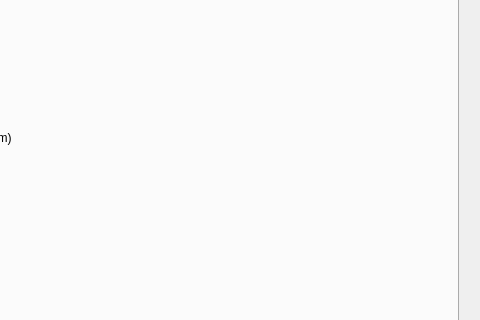
Qt form gui.ui (pdijksta/PassiveWFMeasurement) before a commit; both pictures show x 482 to 962 and y 386 to 706 of the 962 by 873 pixel window.
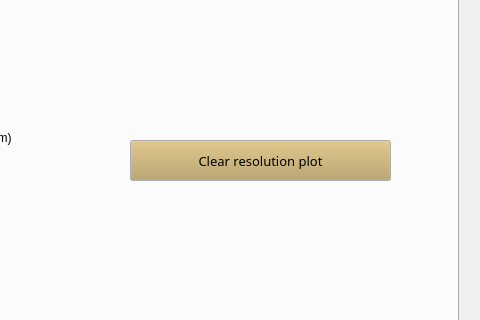
The same form after that commit. The open tabs and pages were chosen to show the change.

The edit to the form file:
```diff
--- a/gui.ui
+++ b/gui.ui
@@ -1940,6 +1940,62 @@
        <string>Select streaked images file</string>
       </property>
      </widget>
+     <widget class="QPushButton" name="ClearResolution">
+      <property name="geometry">
+       <rect>
+        <x>600</x>
+        <y>500</y>
+        <width>261</width>
+        <height>41</height>
+       </rect>
+      </property>
+      <property name="palette">
+       <palette>
+        <active>
+         <colorrole role="Button">
+          <brush brushstyle="SolidPattern">
+           <color alpha="255">
+            <red>183</red>
+            <green>157</green>
+            <blue>92</blue>
+           </color>
+          </brush>
+         </colorrole>
+        </active>
+        <inactive>
+         <colorrole role="Button">
+          <brush brushstyle="SolidPattern">
+           <color alpha="255">
+            <red>183</red>
+            <green>157</green>
+            <blue>92</blue>
+           </color>
+          </brush>
+         </colorrole>
+        </inactive>
+        <disabled>
+         <colorrole role="Button">
+          <brush brushstyle="SolidPattern">
+           <color alpha="255">
+            <red>183</red>
+            <green>157</green>
+            <blue>92</blue>
+           </color>
+          </brush>
+         </colorrole>
+        </disabled>
+       </palette>
+      </property>
+      <property name="font">
+       <font>
+        <family>Sans Serif</family>
+        <pointsize>10</pointsize>
+       </font>
+      </property>
+      <property name="text">
+       <string>Clear resolution plot</string>
+      </property>
+     </widget>
     </widget>
     <widget class="QWidget" name="tab_4">
      <attribute name="title">
```
Left out of the diff: 2 changed lines with no effect on the pictures.
